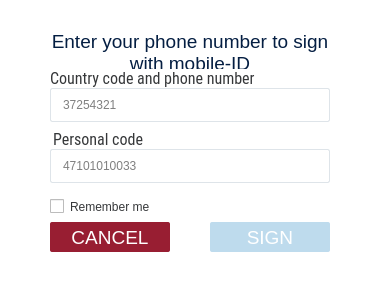
First picture: the form in client/dialogs/MobileDialog.ui, repository open-eid/DigiDoc4-Client, before the edit.
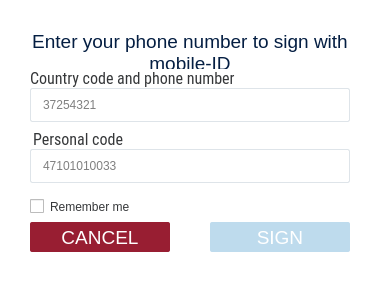
Second picture: the form after the edit. Icons and pictures are not drawn. Custom widgets are drawn as their Qt base class.

Commit message:
Adjust Mobile-ID layout (#964)
IB-7079

Patch:
```diff
--- a/client/dialogs/MobileDialog.ui
+++ b/client/dialogs/MobileDialog.ui
@@ -24,6 +24,7 @@
 border-radius: 2px;
 }
 QCheckBox {
+color: #353739;
 min-height: 31px;
 }
 QCheckBox:disabled {
@@ -38,6 +39,30 @@
 }
 QCheckBox::indicator:checked {
 image: url(:/images/icon_checkbox_check.png);
+}
+QPushButton {
+border-radius: 2px; 
+border: none;
+color: #ffffff;
+background-color: #981E32;
+}
+QPushButton:pressed {
+background-color: #F24A66;
+}
+QPushButton:hover:!pressed {
+background-color: #CD2541;
+}
+QPushButton::default {
+background-color: #006EB5;
+}
+QPushButton::default:pressed {
+background-color: #41B6E6;
+}
+QPushButton::default:hover:!pressed {
+background-color: #008DCF;
+}
+QPushButton::default:disabled {
+background-color: #BEDBED;
 }</string>
   </property>
   <layout class="QVBoxLayout" name="MobileIDDialogLayout">
@@ -45,13 +70,13 @@
     <number>0</number>
    </property>
    <property name="leftMargin">
-    <number>50</number>
+    <number>30</number>
    </property>
    <property name="topMargin">
     <number>30</number>
    </property>
    <property name="rightMargin">
-    <number>50</number>
+    <number>30</number>
    </property>
    <property name="bottomMargin">
     <number>30</number>
@@ -176,9 +201,6 @@
    </item>
    <item>
     <widget class="CheckBox" name="cbRemember">
-     <property name="styleSheet">
-      <string notr="true">color: #353739;</string>
-     </property>
      <property name="text">
       <string>Remember me</string>
      </property>
@@ -221,20 +243,6 @@
        <property name="accessibleName">
         <string extracomment="accessible">Cancel</string>
        </property>
-       <property name="styleSheet">
-        <string notr="true">QPushButton {
-	border-radius: 2px; 
-	border: none;
-	color: #ffffff;
-	background-color: #981E32;
-}
-QPushButton:pressed {
-	background-color: #F24A66;
-}
-QPushButton:hover:!pressed {
-	background-color: #CD2541;
-}</string>
-       </property>
        <property name="text">
         <string>CANCEL</string>
        </property>
@@ -265,23 +273,6 @@
        <property name="accessibleName">
         <string extracomment="accessible">Sign</string>
        </property>
-       <property name="styleSheet">
-        <string notr="true">QPushButton {
-	border-radius: 2px; 
-	border: none;
-	color: #ffffff;
-	background-color: #006EB5;
-}
-QPushButton:pressed {
-	background-color: #41B6E6;
-}
-QPushButton:hover:!pressed {
-	background-color: #008DCF;
-}
-QPushButton:disabled {
-	background-color: #BEDBED;
-}</string>
-       </property>
        <property name="text">
         <string>SIGN</string>
        </property>
```
